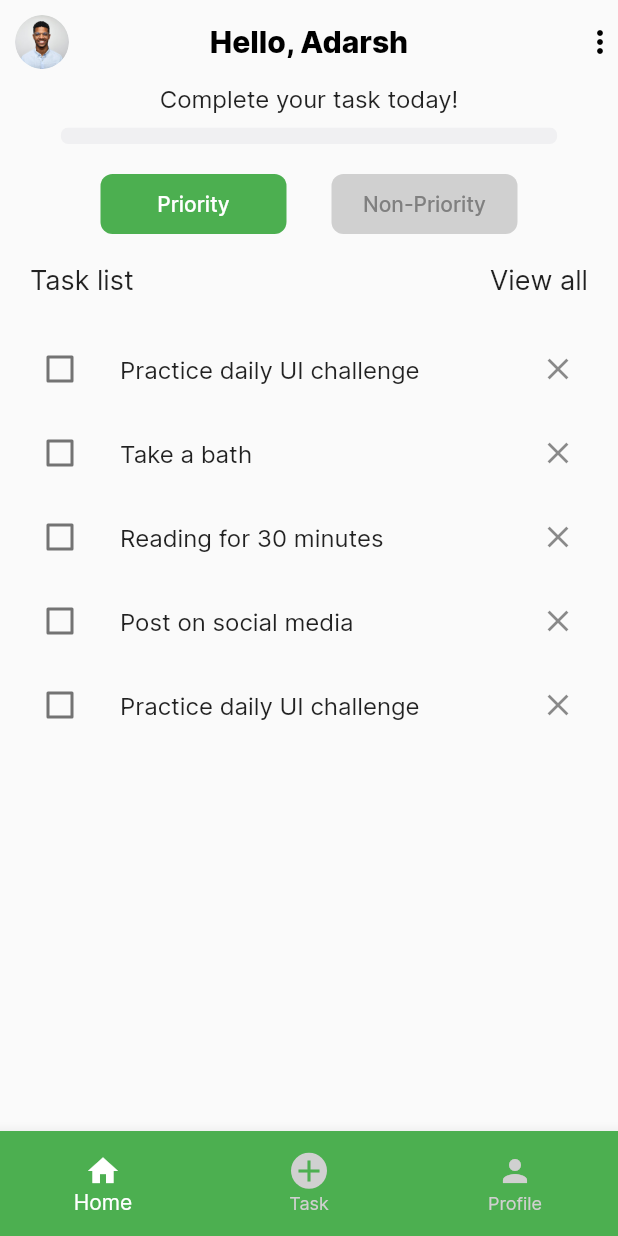
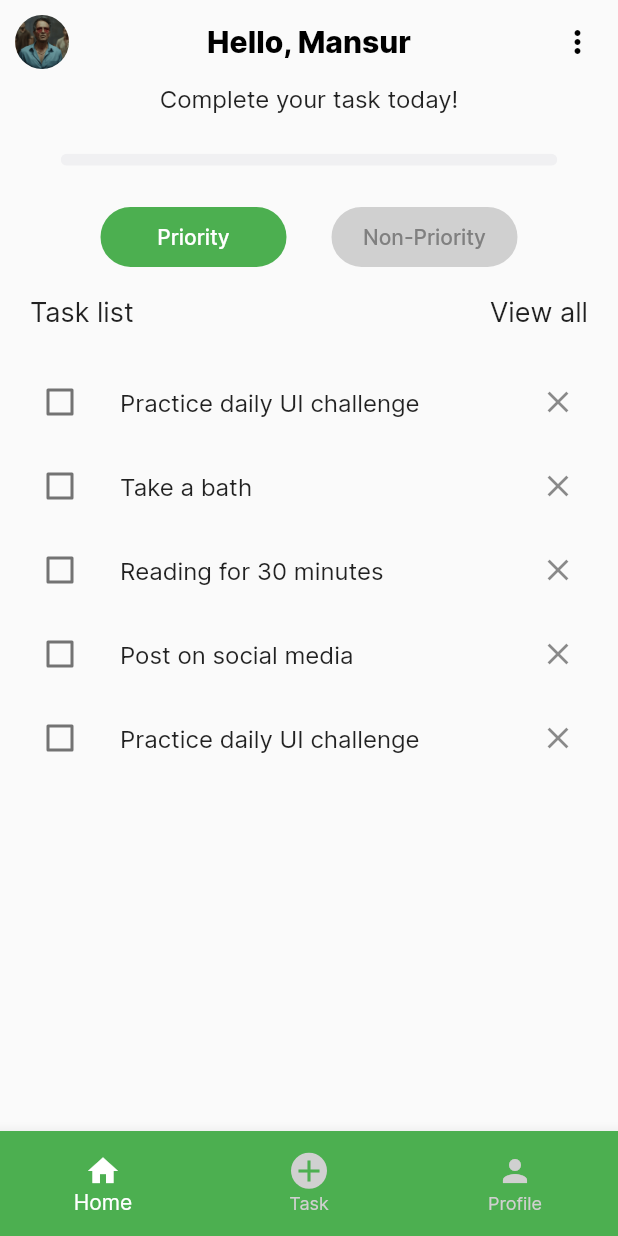
Before and after one commit to Jigarchovatiya/my_to_do_app, a Flutter app: the screen it shows after launch, on a phone screen of 412 x 824 dp. Run offline on Flutter 3.47's test engine with Material 2 defaults, Android fonts, the phone set to English and light mode, and no system bars; our stand-ins replace shared_preferences.

Commit message:
19-05-2023

```diff
--- a/lib/res/common/checkbox_list_tile.dart
+++ b/lib/res/common/checkbox_list_tile.dart
@@ -28,13 +28,14 @@ class _CheckboxListTileScreenState extends State<CheckboxListTileScreen> {
   Widget build(BuildContext context) {
     return Expanded(
       child: ListView.builder(
-        itemCount: boolList.length,
+        physics: const BouncingScrollPhysics(),
+        itemCount: textList.length,
         itemBuilder: (context, index) {
           return ListTile(
             onTap: () {
               setState(() {});
             },
-            trailing: CloseButton(),
+            trailing: const CloseButton(),
             title: Text(
               textList[index],
             ),
--- a/lib/res/constant/app_assets.dart
+++ b/lib/res/constant/app_assets.dart
@@ -7,5 +7,5 @@ class AppAssets {
   static const String guruIcon = "${iconBasePath}guru_icon.png";
 
   ///profile screen
-  static const String profile = "${imageBasePath}profile_pic.png";
+  static const String profile = "${imageBasePath}Mansoor.png";
 }
--- a/lib/res/constant/app_strings.dart
+++ b/lib/res/constant/app_strings.dart
@@ -1,6 +1,6 @@
 class AppStrings {
   /// home
-  static const String appBar = "Hello, Adarsh";
+  static const String appBar = "Hello, Mansur";
   static const String title = "Complete your task today!";
   static const String priority = "Priority";
   static const String nonPriority = "Non-Priority";
@@ -13,5 +13,5 @@ class AppStrings {
   static const String buttonTextTwo = "Cancel";
 
   /// profile
-  static const String profileText = "Bhiku Mahatre";
+  static const String profileText = "Mansur Dalal";
 }
--- a/lib/view/bottom_bar/home_screen/home_screen.dart
+++ b/lib/view/bottom_bar/home_screen/home_screen.dart
@@ -3,6 +3,8 @@ import 'package:my_to_do_app/res/common/checkbox_list_tile.dart';
 import 'package:my_to_do_app/res/constant/app_colors.dart';
 import 'package:my_to_do_app/res/constant/app_strings.dart';
 import 'package:shared_preferences/shared_preferences.dart';
+
+import '../../../res/constant/app_assets.dart';
 
 class HomeScreen extends StatefulWidget {
   const HomeScreen({Key? key}) : super(key: key);
@@ -24,6 +26,7 @@ class _HomeScreenState extends State<HomeScreen> {
 
   @override
   Widget build(BuildContext context) {
+    double height = MediaQuery.of(context).size.height;
     return Scaffold(
       appBar: AppBar(
         foregroundColor: AppColors.black,
@@ -37,15 +40,21 @@ class _HomeScreenState extends State<HomeScreen> {
         leading: Container(
           margin: const EdgeInsets.all(10),
           child: ClipRRect(
-              borderRadius: BorderRadius.circular(150),
+            borderRadius: BorderRadius.circular(100),
             child: Image.asset(
-                "assets/images/profile_pic.png",
+              fit: BoxFit.cover,
+              AppAssets.profile,
+              height: height / 8,
             ),
           ),
         ),
-          actions: const [
-            Icon(Icons.more_vert),
-          ]),
+        actions: [
+          Container(
+            margin: const EdgeInsets.only(right: 15),
+            child: const Icon(Icons.more_vert),
+          ),
+        ],
+      ),
       body: Center(
         child: Column(
           crossAxisAlignment: CrossAxisAlignment.center,
@@ -54,16 +63,18 @@ class _HomeScreenState extends State<HomeScreen> {
               AppStrings.title,
               style: TextStyle(fontSize: 16, fontWeight: FontWeight.w400),
             ),
-            const SizedBox(height: 10),
+            SizedBox(height: height / 30),
             SizedBox(
               width: 331,
-              height: 11,
+              height: 8,
               child: ClipRRect(
                 borderRadius: const BorderRadius.all(Radius.circular(5)),
                 child: LinearProgressIndicator(
                   value: boolList[0] == true
                       ? boolList[1] == true
-                          ? 0.20
+                          ? boolList[2] == true
+                              ? 0.30
+                              : 0.20
                           : 0.10
                       : progressValue,
                   color: AppColors.materialAppColor,
@@ -71,7 +82,7 @@ class _HomeScreenState extends State<HomeScreen> {
                 ),
               ),
             ),
-            const SizedBox(height: 20),
+            SizedBox(height: height / 30),
             Row(
               mainAxisAlignment: MainAxisAlignment.center,
               children: List.generate(
@@ -87,7 +98,7 @@ class _HomeScreenState extends State<HomeScreen> {
                     margin: const EdgeInsets.symmetric(horizontal: 15),
                     decoration: BoxDecoration(
                       color: selectedIndex == index ? AppColors.materialAppColor : AppColors.deActiveIcon,
-                      borderRadius: BorderRadius.circular(8),
+                      borderRadius: BorderRadius.circular(100),
                     ),
                     child: Center(
                       child: Text(
```
Also changed, not shown: lib/view/bottom_bar/profile_screen/profile_screen.dart (+17 -6 lines), lib/view/bottom_bar/task_screen/task_screen.dart (+16 -3 lines), assets/images/Mansoor.png (added). Lines whose indentation alone changed are shown as unchanged.
